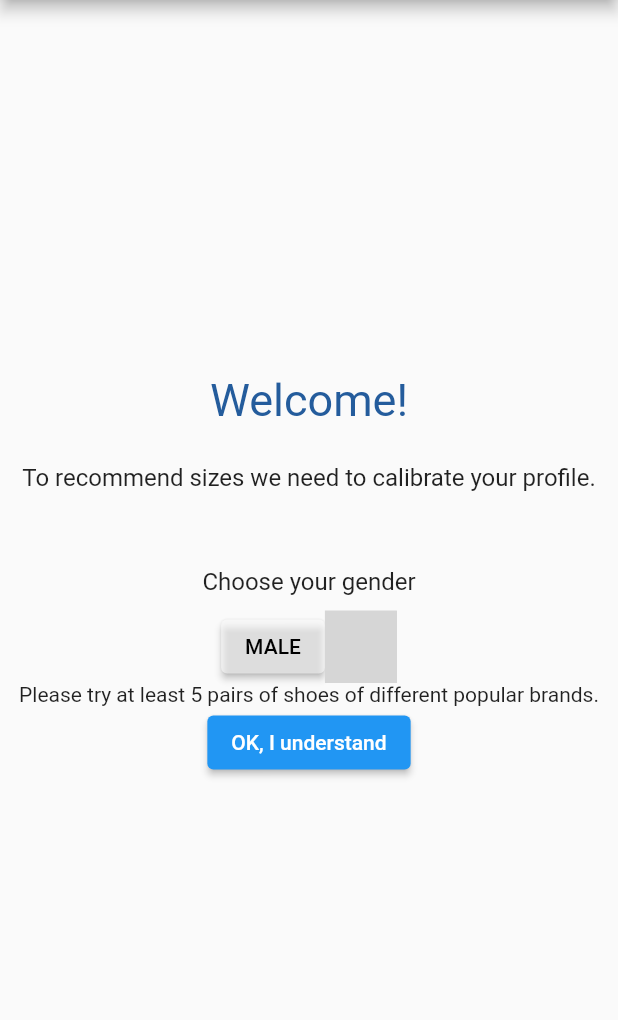
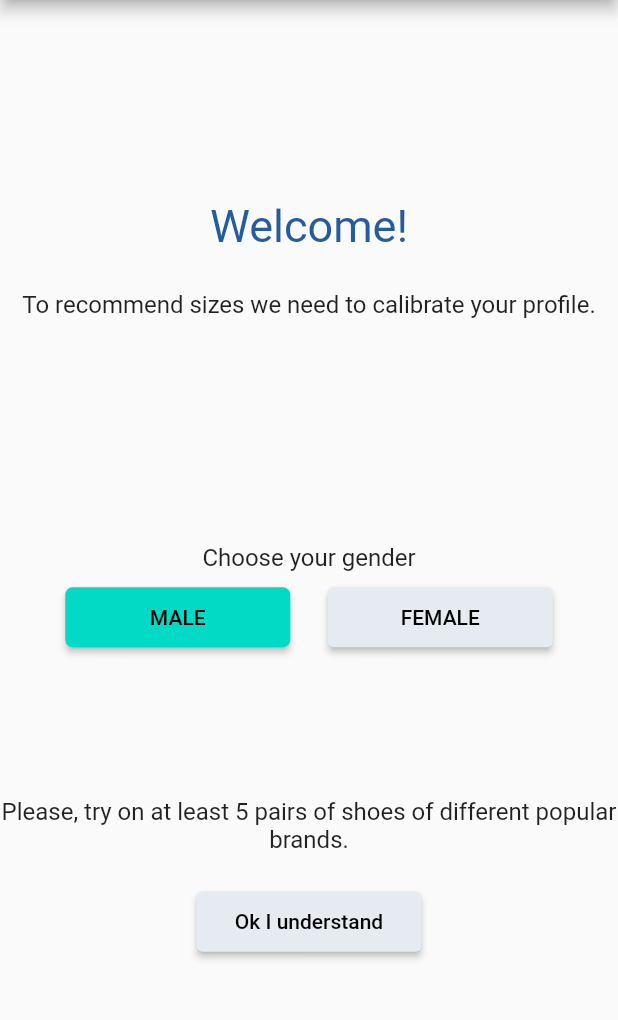
Before and after one commit to prodotiscus/size-adviser-x, a Flutter app: the CalibrationScreen screen opened by its route, after a tap on "MALE", on a phone screen of 412 x 824 dp, the part 84-1104 px from its top. Run offline on Flutter 3.47's test engine with Material 2 defaults, Android fonts, the phone set to English and light mode, and no system bars; our stand-ins replace buttons_tabbar, firebase_auth, firebase_core, shared_preferences; accounts and stored records are empty; network calls fail; grey boxes are pictures that could not be loaded.

```diff
--- /dev/null
+++ b/lib/calibration_screen.dart
@@ -0,0 +1,174 @@
+import 'dart:async';
+
+import 'package:flutter/cupertino.dart';
+import 'package:flutter/material.dart';
+import 'package:firebase_core/firebase_core.dart';
+import 'package:firebase_auth/firebase_auth.dart';
+import 'package:shared_preferences/shared_preferences.dart';
+import 'colors.dart';
+
+class CalibrationScreen extends StatefulWidget {
+  @override
+  _CalibrationScreenState createState() => _CalibrationScreenState();
+}
+
+class _CalibrationScreenState extends State<CalibrationScreen> {
+  int genderSelected = -1;
+  bool agreement = false;
+
+  void selectGenderByClick(int genderValue) {
+    setState(() async {
+      SharedPreferences prefs = await SharedPreferences.getInstance();
+      prefs.setInt("userGender", genderValue);
+      setState(() {
+        genderSelected = genderValue;
+      });
+    });
+  }
+
+  Future<void> checkGenderInPrefs() async {
+    SharedPreferences prefs = await SharedPreferences.getInstance();
+    int? gotGender = prefs.getInt("userGender");
+    if (gotGender != null) {
+      setState(() {
+        agreement = true;
+        genderSelected = gotGender;
+      });
+    }
+  }
+
+  void agree () {
+    setState(() {
+      agreement = true;
+    });
+  }
+
+  @override
+  void initState() {
+    super.initState();
+    checkGenderInPrefs();
+  }
+
+  @override
+  Widget build(BuildContext context) {
+    if (FirebaseAuth.instance.currentUser == null) {
+      Navigator.pushReplacementNamed(context, '/email-signin');
+    }
+    if (genderSelected != -1 && agreement) {
+      Navigator.pushReplacementNamed(context, '/tab-screen');
+    }
+
+    return Scaffold(
+        appBar: AppBar(
+          title: Text("Size Adviser"),
+          backgroundColor: sa_blue,
+        ),
+        body: Center(
+            child: Column(
+              mainAxisAlignment: MainAxisAlignment.center,
+              crossAxisAlignment: CrossAxisAlignment.center,
+              children: <Widget>[
+                Container(
+                  child: Text(
+                    "Welcome!",
+                    style: TextStyle(
+                      color: sa_blue,
+                      fontSize: 30,
+                    ),
+                  ),
+                  margin: EdgeInsets.only(bottom: 25.0),
+                ),
+                Text(
+                  "To recommend sizes we need to calibrate your profile.",
+                  style: TextStyle(
+                      fontSize: 16
+                  ),
+                  textAlign: TextAlign.center,
+                ),
+                Container(
+                    child: Text(
+                        "Choose your gender",
+                        style: TextStyle(
+                            fontSize: 16
+                        )
+                    ),
+                    margin: EdgeInsets.only(top: 150.0, bottom: 10.0)
+                ),
+                Row(
+                  mainAxisAlignment: MainAxisAlignment.center,
+                  crossAxisAlignment: CrossAxisAlignment.center,
+                  children: <Widget>[
+                    Container(
+                        child: SizedBox(
+                            width: 150.0,
+                            height: 40.0,
+                            child: ElevatedButton(
+                              onPressed: () { selectGenderByClick(0); },
+                              child: Text(
+                                  "MALE",
+                                  style: TextStyle(
+                                      color: Colors.black
+                                  )
+                              ),
+                              style: ButtonStyle(
+                                  backgroundColor: MaterialStateProperty.all<Color>(genderSelected != 0 ? paletteLightGray: colorAccent),
+                                  shape: MaterialStateProperty.all<RoundedRectangleBorder>(
+                                      RoundedRectangleBorder(
+                                        borderRadius: BorderRadius.circular(5.0),
+                                      )
+                                  )
+                              ),
+                            )
+                        ),
+                        margin: EdgeInsets.only(right: 25.0)
+                    ),
+                    SizedBox(
+                        width: 150.0,
+                        height: 40.0,
+                        child: ElevatedButton(
+                          onPressed: () { selectGenderByClick(1); },
+                          child: Text(
+                              "FEMALE",
+                              style: TextStyle(
+                                color: Colors.black,
+                              )
+                          ),
+                          style: ButtonStyle(
+                            backgroundColor: MaterialStateProperty.all<Color>(genderSelected != 1 ? paletteLightGray: colorAccent),
+                          ),
+                        )
+                    ),
+                  ],
+                ),
+                Container(
+                  child: Text(
+                    "Please, try on at least 5 pairs of shoes of different popular brands.",
+                    style: TextStyle(
+                      fontSize: 16
+                    ),
+                    textAlign: TextAlign.center,
+                  ),
+                  margin: EdgeInsets.only(top: 100.0, bottom: 25.0),
+                ),
+                SizedBox(
+                    width: 150.0,
+                    height: 40.0,
+                    child: ElevatedButton(
+                      onPressed: agree,
+                      child: Text(
+                          "Ok I understand",
+                          style: TextStyle(
+                            color: Colors.black,
+                          )
+                      ),
+                      style: ButtonStyle(
+                        backgroundColor: MaterialStateProperty.all<Color>(!agreement ? paletteLightGray: colorAccent),
+                      ),
+                    )
+                ),
+              ],
+            )
+        )
+    );
+  }
+}
--- a/lib/main.dart
+++ b/lib/main.dart
@@ -5,6 +5,9 @@ import 'package:firebase_core/firebase_core.dart';
 import 'package:firebase_auth/firebase_auth.dart';
 import 'package:shared_preferences/shared_preferences.dart';
 import 'colors.dart';
+import 'calibration_screen.dart';
+import 'email_signin_screen.dart';
+import 'tab_screen.dart';
 
 Future<void> main() async {
   WidgetsFlutterBinding.ensureInitialized();
@@ -19,7 +22,8 @@ Future<void> main() async {
       '/': (context) => StartScreen(),
       // When navigating to the "/calibration" route, build the CalibrationScreen widget.
       '/calibration': (context) => CalibrationScreen(),
-      '/email-signin': (content) => EmailSignInScreen(),
+      '/email-signin': (context) => EmailSignInScreen(),
+      '/tab-screen': (context) => TabScreen()
     },
   ),
   );
@@ -61,169 +65,3 @@ class StartScreen extends StatelessWidget {
     );
   }
 }
-
-class CalibrationScreen extends StatelessWidget {
-  @override
-  Widget build(BuildContext context) {
-    if (FirebaseAuth.instance.currentUser == null) {
-      Navigator.pushReplacementNamed(context, '/email-signin');
-    }
-    return Scaffold(
-      appBar: AppBar(
-        title: Text("Size Adviser"),
-        backgroundColor: sa_blue,
-      ),
-      body: Center(
-        child: Column(
-          mainAxisAlignment: MainAxisAlignment.center,
-          crossAxisAlignment: CrossAxisAlignment.center,
-          children: <Widget>[
-            Container(
-              child: Text(
-                "Welcome!",
-                style: TextStyle(
-                  color: sa_blue,
-                  fontSize: 30,
-                ),
-              ),
-              margin: EdgeInsets.only(bottom: 25.0),
-            ),
-            Text(
-              "To recommend sizes we need to calibrate your profile.",
-              style: TextStyle(
-                fontSize: 16
-              ),
-              textAlign: TextAlign.center,
-            ),
-            Container(
-              child: Text(
-                "Choose your gender",
-                style: TextStyle(
-                  fontSize: 16
-                )
-              ),
-              margin: EdgeInsets.only(top: 50.0, bottom: 10.0)
-            ),
-            Row(
-              mainAxisAlignment: MainAxisAlignment.center,
-              crossAxisAlignment: CrossAxisAlignment.center,
-              children: <Widget>[
-                ElevatedButton(
-                  onPressed: () {  },
-                  child: Text(
-                    "MALE",
-                    style: TextStyle(
-                      color: Colors.black
-                    )
-                  ),
-                  style: ButtonStyle(
-                    backgroundColor: MaterialStateProperty.all<Color>(Colors.white54)
-                  ),
-                ),
-                ElevatedButton(
-                  onPressed: () {  },
-                  child: Text(
-                      "FEMALE",
-                      style: TextStyle(
-                          color: Colors.black,
-                      )
-                  ),
-                  style: ButtonStyle(
-                      backgroundColor: MaterialStateProperty.all<Color>(Colors.white54),
-                  ),
-                  width
-                ),
-              ],
-            ),
-            Text(
-                "Please try at least 5 pairs of shoes of different popular brands.",
-                textAlign: TextAlign.center,
-            ),
-            ElevatedButton(
-              onPressed: () {  },
-              child: Text("OK, I understand")
-            )
-          ],
-        )
-      )
-    );
-  }
-}
-
-class EmailSignInScreen extends StatefulWidget {
-  @override
-  _EmailSignInScreenState createState() => _EmailSignInScreenState();
-}
-
-class _EmailSignInScreenState extends State<EmailSignInScreen> {
-  bool _invalid_ep = false;
-  final emailController = TextEditingController();
-  final pwdController = TextEditingController();
-
-  @override
-  void dispose() {
-    emailController.dispose();
-    pwdController.dispose();
-    super.dispose();
-  }
-
-  @override
-  Widget build(BuildContext context) {
-    Future<void> send_signin_data() async {
-      setState(() {
-        _invalid_ep = false;
-      });
-      try {
-        UserCredential userCredential = await FirebaseAuth.instance.signInWithEmailAndPassword(
-            email: emailController.text,
-            password: pwdController.text
-        );
-        Navigator.pushReplacementNamed(context, '/calibration');
-      } on FirebaseAuthException catch (e) {
-        // TODO: may use different 'e.code' values
-        setState(() {
-          _invalid_ep = true;
-        });
-      }
-    }
-
-    return Scaffold(
-      body: Center(
-          child: Column(
-            mainAxisAlignment: MainAxisAlignment.center,
-            crossAxisAlignment: CrossAxisAlignment.center,
-            children: [
-              TextFormField(
-                decoration: InputDecoration(
-                  border: UnderlineInputBorder(),
-                  labelText: 'Email'
-                ),
-                controller: emailController,
-              ),
-              TextFormField(
-                decoration: InputDecoration(
-                    border: UnderlineInputBorder(),
-                    labelText: 'Password',
-                ),
-                controller: pwdController,
-                obscureText: true,
-                enableSuggestions: false,
-                autocorrect: false,
-              ),
-              ElevatedButton(
-                // Within the CalibrationScreen widget
-                onPressed: send_signin_data,
-                child: Text("Sign In"),
-              ),
-              if (_invalid_ep) Text(
-                "Invalid e-mail or password",
-                style: TextStyle(
-                  color: Colors.red
-                ),
-              )
-            ]
-          )
-      )
-    );
-  }
-}
--- a/pubspec.yaml
+++ b/pubspec.yaml
@@ -31,6 +31,7 @@ dependencies:
   firebase_auth: ^1.1.0
   firebase_core: ^1.0.3
   shared_preferences: ^2.0.5
+  buttons_tabbar: ^1.3.0
 
 dev_dependencies:
   flutter_test:
```
Also changed, not shown: lib/colors.dart (+19 -0 lines), lib/email_signin_screen.dart (added, +85 -0 lines), lib/tab_screen.dart (added, +87 -0 lines), pubspec.lock.
